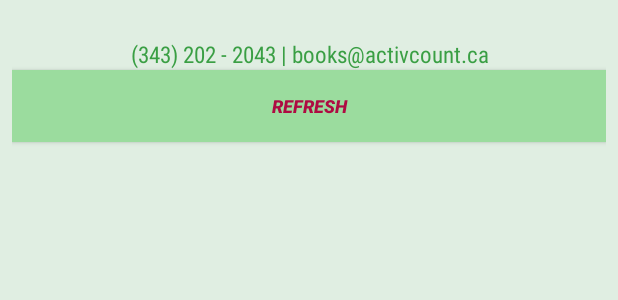
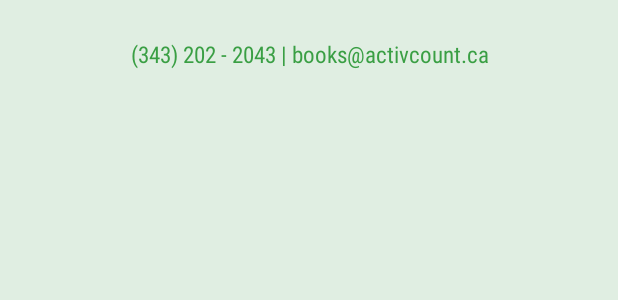
Before and after one commit to alexandrebobkov/activcount_webapp, an Android app: the layout activcount_widget.xml on its own in the app's theme, with its tools: preview values and no code run, on a phone screen of 412 x 824 dp. Shown: the top 300 px of the screen. Run offline under Robolectric (Android 15) with nearby library versions, the phone set to English and light mode, and no system bars.

Commit message:
design; tap

```diff
--- a/app/build.gradle
+++ b/app/build.gradle
@@ -7,8 +7,8 @@ android {
         applicationId "ca.dev.activcountwebapp"
         minSdkVersion 22
         targetSdkVersion 29
-        versionCode 16
-        versionName "1.16"
+        versionCode 17
+        versionName "2.1"
 
         testInstrumentationRunner "androidx.test.runner.AndroidJUnitRunner"
     }
--- a/app/src/main/res/layout/activcount_widget.xml
+++ b/app/src/main/res/layout/activcount_widget.xml
@@ -111,7 +111,9 @@
                     android:textAllCaps="false"
                     android:textColor="#AE0B42"
                     android:textSize="12sp"
-                    android:textStyle="italic" />
+                    android:textStyle="italic"
+                    android:visibility="gone" />
+
         </LinearLayout>
 
 </RelativeLayout>
```
Also changed, not shown: app/src/main/java/ca/dev/activcountwebapp/activcount_widget.java (+16 -1 lines), 2 other files.
